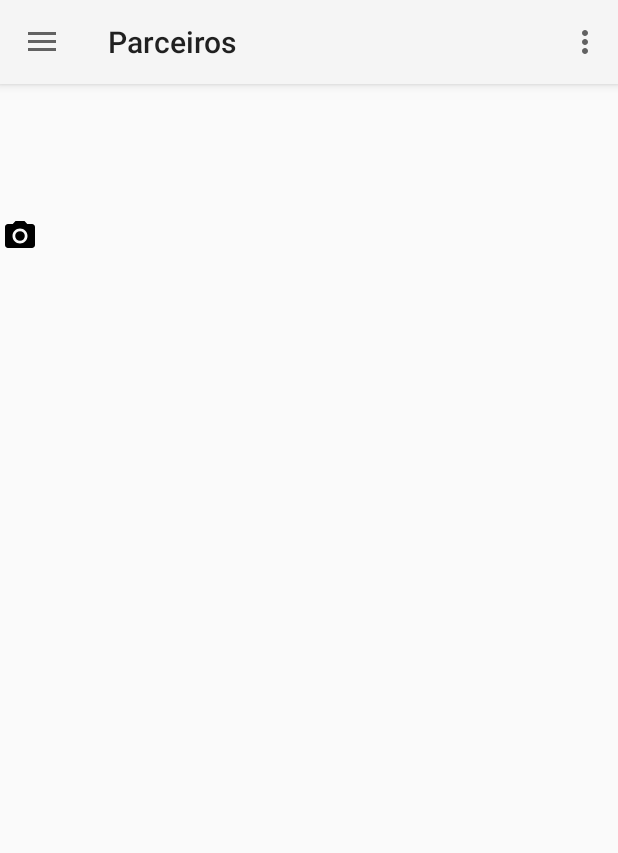
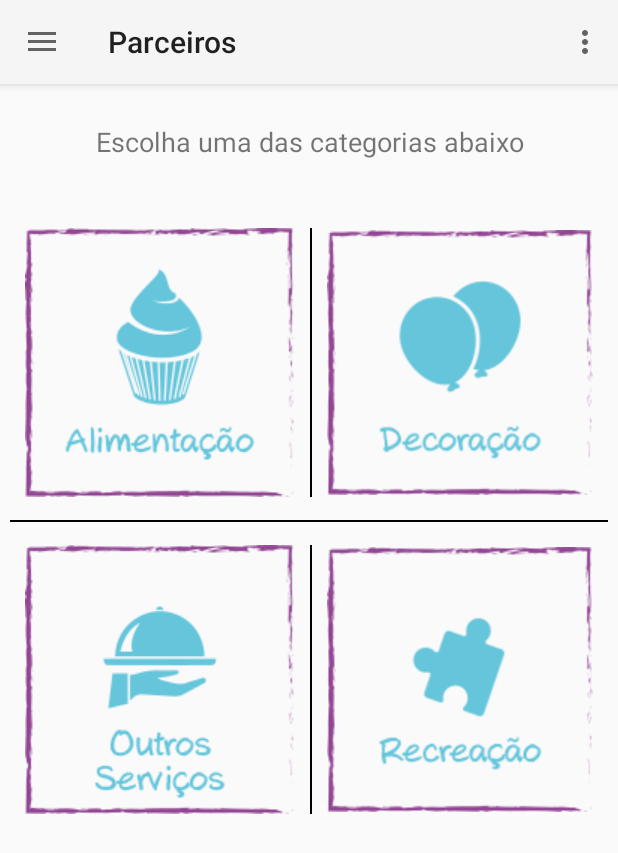
Before and after one commit to ehammo/CodeCup2016, an Android app: the screen it shows after launch (MainActivity), after a tap on "Parceiros", on a phone screen of 412 x 824 dp. Shown: the top 853 px of the screen. Run offline under Robolectric (Android 15) with nearby library versions, the phone set to English and light mode, and no system bars; 1 other tap on this screen came first.

Commit message:
Adding macro icons

```diff
--- a/app/src/main/java/com/codecup/childsparty/FornecedorGridFragment.java
+++ b/app/src/main/java/com/codecup/childsparty/FornecedorGridFragment.java
@@ -6,11 +6,8 @@ import android.support.v4.app.FragmentTransaction;
 import android.view.LayoutInflater;
 import android.view.View;
 import android.view.ViewGroup;
-import android.widget.AdapterView;
 import android.widget.ImageView;
 import android.widget.ListView;
-
-import java.util.ArrayList;
 
 /**
  * Created by eduardo on 10/07/2016.
@@ -69,7 +66,10 @@ public class FornecedorGridFragment extends Fragment {
         ImageView iv2 = (ImageView)view.findViewById(R.id.imageView2);
         ImageView iv3 = (ImageView)view.findViewById(R.id.imageView3);
         ImageView iv4 = (ImageView)view.findViewById(R.id.imageView4);
-        iv1.setImageResource(R.drawable.ic_menu_camera);
+        iv1.setImageResource(R.drawable.alimentacao);
+        iv2.setImageResource(R.drawable.decoracao);
+        iv3.setImageResource(R.drawable.outros);
+        iv4.setImageResource(R.drawable.recreacao);
         iv1.setOnClickListener(new View.OnClickListener() {
             @Override
             public void onClick(View v) {
--- a/app/src/main/res/layout/fornecedor_grid.xml
+++ b/app/src/main/res/layout/fornecedor_grid.xml
@@ -1,64 +1,75 @@
 <?xml version="1.0" encoding="utf-8"?>
-<LinearLayout
-    xmlns:android="http://schemas.android.com/apk/res/android"
+<LinearLayout xmlns:android="http://schemas.android.com/apk/res/android"
     android:layout_width="match_parent"
-    android:orientation="vertical"
-    android:layout_height="match_parent">
+    android:layout_height="match_parent"
+    android:layout_marginBottom="30dp"
+    android:orientation="vertical">
+
+    <TextView
+        android:layout_width="match_parent"
+        android:layout_height="wrap_content"
+        android:layout_marginTop="10dp"
+        android:text="Escolha uma das categorias abaixo"
+        android:textAlignment="center"
+        android:textSize="18sp"
+        android:layout_marginBottom="30dp"/>
 
     <LinearLayout
-        android:layout_width="wrap_content"
-        android:layout_height="wrap_content">
+        android:layout_width="match_parent"
+        android:layout_height="wrap_content"
+        android:layout_margin="15dp">
 
         <ImageView
+            android:id="@+id/imageView"
             android:layout_width="wrap_content"
-            android:layout_height="wrap_content"
-            android:id="@+id/imageView"
-            android:layout_alignParentTop="true"
-            android:layout_alignParentLeft="true"
-            android:layout_alignParentStart="true"
-            android:layout_marginTop="73dp" />
+            android:layout_height="wrap_content" />
+
+        <View
+            android:layout_width="1dp"
+            android:layout_height="match_parent"
+            android:layout_marginLeft="10dp"
+            android:layout_marginRight="10dp"
+            android:background="@android:color/background_dark" />
 
         <ImageView
+            android:id="@+id/imageView2"
             android:layout_width="wrap_content"
-            android:layout_height="wrap_content"
-            android:layout_toRightOf="@id/imageView"
-            android:id="@+id/imageView2"
-            android:layout_alignParentTop="true"
-            android:layout_alignParentLeft="true"
-            android:layout_alignParentStart="true"
-            android:layout_marginTop="73dp" />
+            android:layout_height="wrap_content" />
 
 
     </LinearLayout>
 
+    <View
+        android:layout_width="match_parent"
+        android:layout_height="1dp"
+        android:layout_marginLeft="5dp"
+        android:layout_marginRight="5dp"
+        android:background="@android:color/background_dark" />
+
     <LinearLayout
-        android:layout_width="wrap_content"
-        android:layout_height="wrap_content">
+        android:layout_width="match_parent"
+        android:layout_height="wrap_content"
+        android:layout_margin="15dp">
 
         <ImageView
+            android:id="@+id/imageView3"
             android:layout_width="wrap_content"
-            android:layout_height="wrap_content"
-            android:layout_below="@id/imageView2"
-            android:id="@+id/imageView3"
-            android:layout_alignParentTop="true"
-            android:layout_alignParentLeft="true"
-            android:layout_alignParentStart="true"
-            android:layout_marginTop="73dp" />
+            android:layout_height="wrap_content" />
+
+        <View
+            android:layout_width="1dp"
+            android:layout_height="match_parent"
+            android:layout_marginLeft="10dp"
+            android:layout_marginRight="10dp"
+            android:background="@android:color/background_dark" />
 
         <ImageView
+            android:id="@+id/imageView4"
             android:layout_width="wrap_content"
-            android:layout_height="wrap_content"
-            android:layout_below="@id/imageView2"
-            android:layout_toRightOf="@id/imageView3"
-            android:id="@+id/imageView4"
-            android:layout_alignParentTop="true"
-            android:layout_alignParentLeft="true"
-            android:layout_alignParentStart="true"
-            android:layout_marginTop="73dp" />
+            android:layout_height="wrap_content" />
 
 
     </LinearLayout>
 
 
-
 </LinearLayout>
--- a/app/src/main/res/layout/nav_header_main.xml
+++ b/app/src/main/res/layout/nav_header_main.xml
@@ -19,7 +19,7 @@
 
         <ImageView
             android:id="@+id/imageView"
-            android:layout_width="90dp"
+            android:layout_width="75dp"
             android:layout_height="90dp"
             android:paddingTop="@dimen/nav_header_vertical_spacing"
             android:scaleType="centerInside"
```
Also changed, not shown: app/src/main/res/layout/organize.xml (+13 -54 lines), app/src/main/res/drawable/alimentacao.png (added), app/src/main/res/drawable/decoracao.png (added), app/src/main/res/drawable/outros.png (added), app/src/main/res/drawable/recreacao.png (added).
